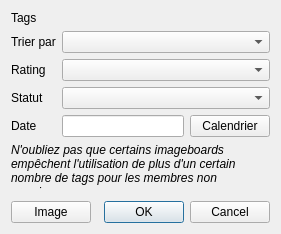
Old version of the form src/searchwindow.ui in the repository Bionus/imgbrd-grabber.
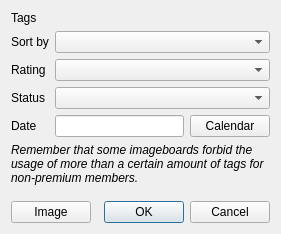
New version of the form. Icons and pictures are not drawn.

Commit message: English in SearchWindow

```diff
--- a/src/searchwindow.ui
+++ b/src/searchwindow.ui
@@ -30,7 +30,7 @@
    <item row="1" column="0">
     <widget class="QLabel" name="label">
      <property name="text">
-      <string>Trier par</string>
+      <string>Sort by</string>
      </property>
     </widget>
    </item>
@@ -151,7 +151,7 @@
    <item row="3" column="0">
     <widget class="QLabel" name="label_4">
      <property name="text">
-      <string>Statut</string>
+      <string>Status</string>
      </property>
     </widget>
    </item>
@@ -204,7 +204,7 @@
      <item>
       <widget class="QPushButton" name="buttonCalendar">
        <property name="text">
-        <string>Calendrier</string>
+        <string>Calendar</string>
        </property>
       </widget>
      </item>
@@ -213,7 +213,7 @@
    <item row="5" column="0" colspan="2">
     <widget class="QLabel" name="label_5">
      <property name="text">
-      <string>&lt;i&gt;N'oubliez pas que certains imageboards empêchent l'utilisation de plus d'un certain nombre de tags pour les membres non premiums.</string>
+      <string>&lt;i&gt;Remember that some imageboards forbid the usage of more than a certain amount of tags for non-premium members.</string>
      </property>
      <property name="wordWrap">
       <bool>true</bool>
```
Left out of the diff: 38 changed lines with no effect on the pictures. The commit also changes 1 other file.
